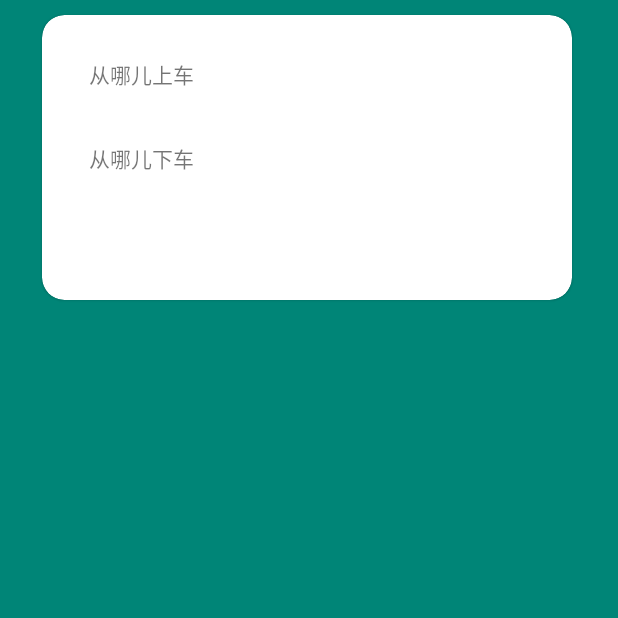
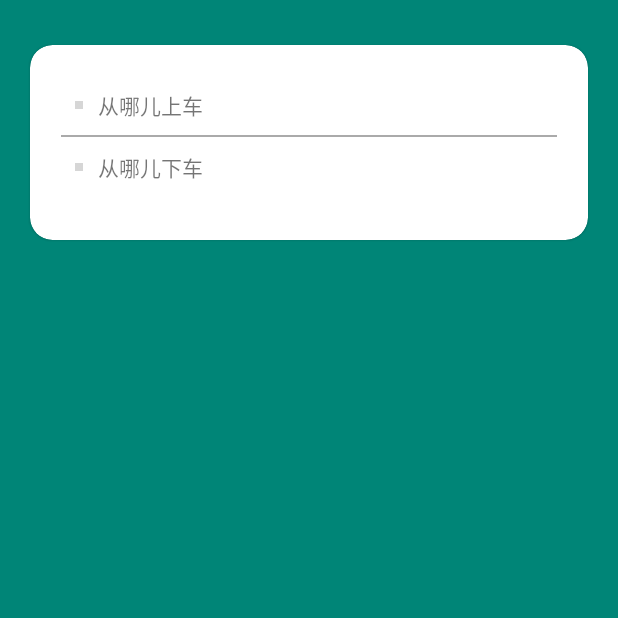
Before and after one commit to MontyYan/carPoolGL, an Android app: the screen it shows after launch (MainActivity), on a phone screen of 412 x 824 dp, the top half of it. Run offline under Robolectric (Android 15) with nearby library versions, the light colour scheme and no system bars; libraries missing offline, so code that uses them is left out: com.amap.api, org.xutils.view; 12 statements that could not run were skipped; grey boxes are pictures that could not be loaded.

Commit message:
mainActivity

```diff
--- a/app/src/main/res/layout/activity_main.xml
+++ b/app/src/main/res/layout/activity_main.xml
@@ -1,66 +1,86 @@
 <?xml version="1.0" encoding="utf-8"?>
-<androidx.constraintlayout.widget.ConstraintLayout xmlns:android="http://schemas.android.com/apk/res/android"
+<LinearLayout xmlns:android="http://schemas.android.com/apk/res/android"
     xmlns:app="http://schemas.android.com/apk/res-auto"
     xmlns:tools="http://schemas.android.com/tools"
     android:layout_width="match_parent"
     android:layout_height="match_parent"
+    android:orientation="vertical"
     android:background="@color/colorPrimary"
     tools:context=".MainActivity">
 
     <androidx.cardview.widget.CardView
         android:id="@+id/cardView"
-        android:layout_width="353dp"
-        android:layout_height="190dp"
+        android:layout_width="match_parent"
+        android:layout_height="130dp"
+        android:layout_marginLeft="20dp"
+        android:layout_marginRight="20dp"
         app:cardCornerRadius="15dp"
         app:cardElevation="1dp"
-        android:layout_marginTop="10dp"
-        app:layout_constraintEnd_toEndOf="parent"
-        app:layout_constraintHorizontal_bias="0.481"
-        app:layout_constraintStart_toStartOf="parent"
-        app:layout_constraintTop_toTopOf="parent"
-        app:layout_constraintVertical_bias="0.213">
+        android:layout_marginTop="30dp"
+        android:layout_gravity="center|top">
 
-        <androidx.constraintlayout.widget.ConstraintLayout
+            <LinearLayout
             android:layout_width="match_parent"
-            android:layout_height="match_parent">
-
+            android:layout_height="match_parent"
+            android:orientation="vertical">
+            <LinearLayout
+                android:layout_marginTop="20dp"
+                android:layout_width="match_parent"
+                android:layout_height="40dp"
+                android:orientation="horizontal">
+                <TextView
+                    android:layout_width="5dp"
+                    android:layout_height="5dp"
+                    android:layout_marginLeft="30dp"
+                    android:background="@drawable/circle_start"
+                    android:layout_gravity="center"/>
                 <TextView
                     android:id="@+id/getOn_TV"
-                android:layout_width="268dp"
-                android:layout_height="47dp"
-                android:layout_marginTop="16dp"
+                    android:layout_width="match_parent"
+                    android:layout_height="match_parent"
+                    android:layout_marginLeft="10dp"
                     android:clickable="true"
                     android:gravity="center|left"
-                android:text="从哪儿上车"
-                app:layout_constraintEnd_toEndOf="parent"
-                app:layout_constraintHorizontal_bias="0.364"
-                app:layout_constraintStart_toStartOf="parent"
-                app:layout_constraintTop_toTopOf="parent" />
-
+                    android:text="从哪儿上车" />
+            </LinearLayout>
+                <LinearLayout
+                    android:layout_width="match_parent"
+                    android:layout_height="1dp"
+                    android:layout_marginLeft="15dp"
+                    android:layout_marginRight="15dp"
+                    android:background="@android:color/white"
+                    android:paddingLeft="5dp"
+                    android:paddingRight="5dp">
+                    <View
+                        android:layout_width="match_parent"
+                        android:layout_height="match_parent"
+                        android:background="@android:color/darker_gray" />
+                </LinearLayout>
+           <LinearLayout
+               android:layout_width="match_parent"
+               android:layout_height="40dp"
+               android:orientation="horizontal">
+               <TextView
+                   android:layout_width="5dp"
+                   android:layout_height="5dp"
+                   android:layout_marginLeft="30dp"
+                   android:background="@drawable/circle_end"
+                   android:layout_gravity="center"/>
                <TextView
                    android:id="@+id/getOff_TV"
-                android:layout_width="268dp"
-                android:layout_height="47dp"
-                android:layout_marginTop="72dp"
+                   android:layout_width="match_parent"
+                   android:layout_height="match_parent"
+                   android:layout_marginLeft="10dp"
                    android:gravity="center|left"
                    android:text="从哪儿下车"
-                app:layout_constraintEnd_toEndOf="parent"
-                app:layout_constraintHorizontal_bias="0.364"
-                app:layout_constraintStart_toStartOf="parent"
-                app:layout_constraintTop_toTopOf="parent" />
-        </androidx.constraintlayout.widget.ConstraintLayout>
+                    />
+
+           </LinearLayout>
+
+        </LinearLayout>
     </androidx.cardview.widget.CardView>
 
-    <RelativeLayout
-        android:layout_width="410dp"
-        android:layout_height="527dp"
-        app:layout_constraintBottom_toBottomOf="parent"
-        app:layout_constraintEnd_toEndOf="parent"
-        app:layout_constraintStart_toStartOf="parent"
-        app:layout_constraintTop_toBottomOf="@+id/cardView">
 
-
-    </RelativeLayout>
 
 <!--    <androidx.cardview.widget.CardView-->
 <!--        android:layout_width="60dp"-->
@@ -80,4 +100,4 @@
 <!--            app:srcCompat="@drawable/round_supervisor_account_black_48" />-->
 <!--    </androidx.cardview.widget.CardView>-->
 
-</androidx.constraintlayout.widget.ConstraintLayout>
+</LinearLayout>
```
Lines whose indentation alone changed are shown as unchanged.
